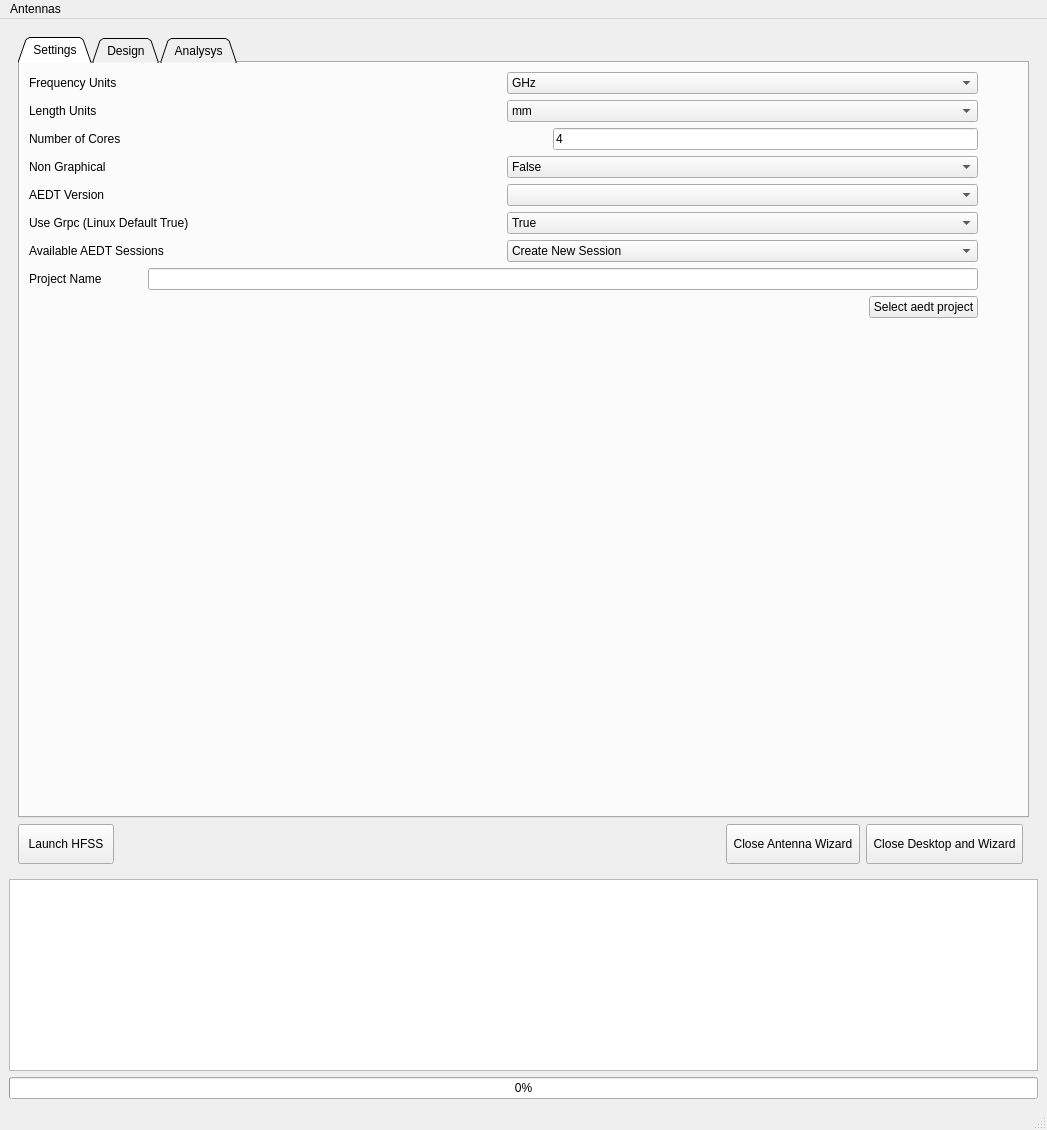
This is src/ansys/aedt/toolkits/antennas/ui/antenna_toolkit.ui in ansys/pyaedt-toolkits-antenna as Qt 5 draws it before an edit. The edited form follows.
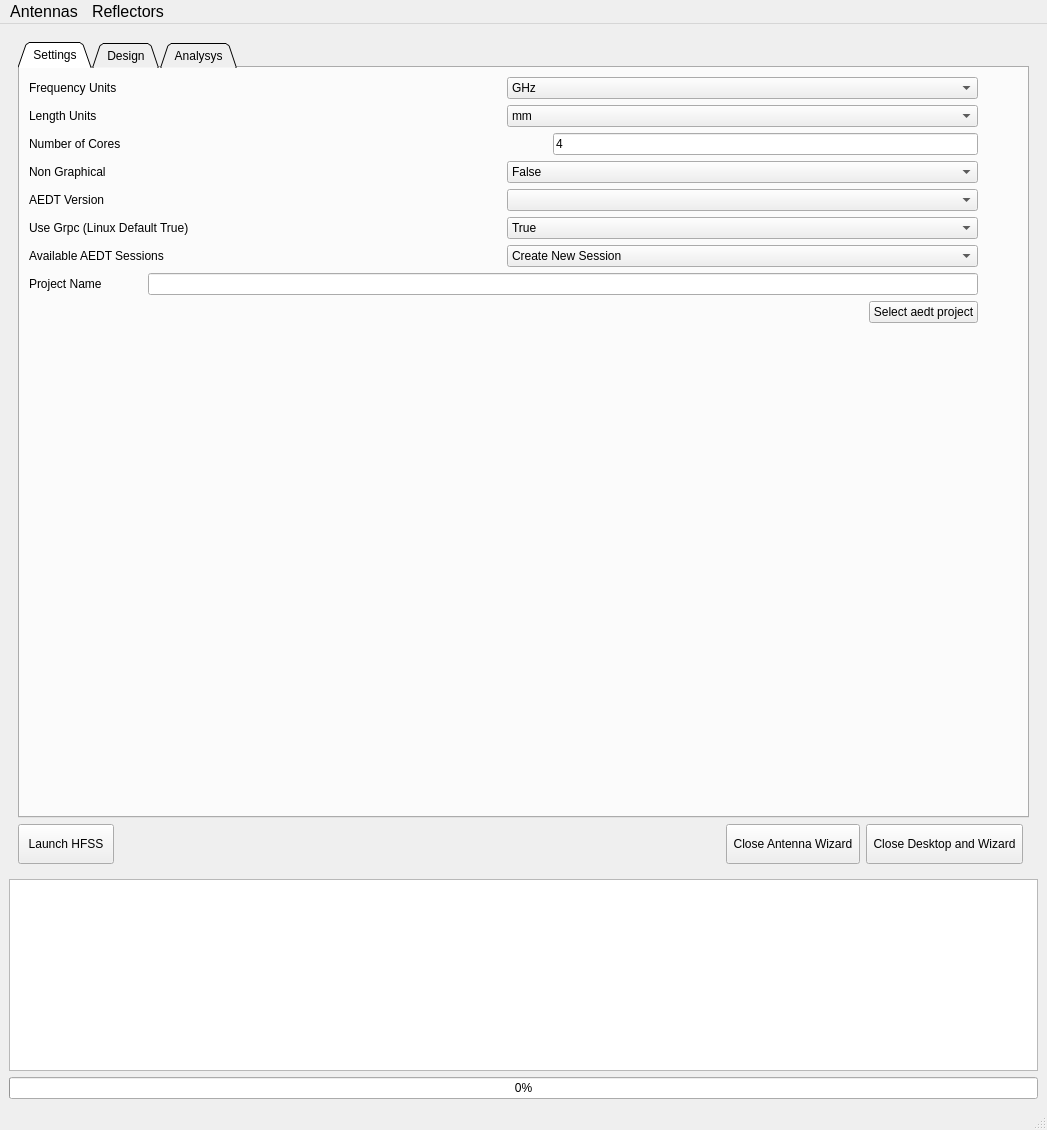
This is the edited form. The open tabs and pages were chosen to show the change.

Commit message: Added all antenna items to menu. Added all atenna images. Added methods for half of antennas in antenna_toolkit.py. Need to add input parameters and class of Antennas when we build it

Patch:
```diff
--- a/src/ansys/aedt/toolkits/antennas/ui/antenna_toolkit.ui
+++ b/src/ansys/aedt/toolkits/antennas/ui/antenna_toolkit.ui
@@ -748,10 +748,20 @@
      <x>0</x>
      <y>0</y>
      <width>1047</width>
-     <height>22</height>
+     <height>28</height>
     </rect>
    </property>
+   <property name="font">
+    <font>
+     <pointsize>12</pointsize>
+    </font>
+   </property>
    <widget class="QMenu" name="menuAntennas">
+    <property name="font">
+     <font>
+      <pointsize>12</pointsize>
+     </font>
+    </property>
     <property name="title">
      <string>Antennas</string>
     </property>
@@ -788,8 +798,33 @@
     <addaction name="menuPatch"/>
     <addaction name="menuHorn"/>
     <addaction name="menuHelix"/>
+    <addaction name="menuHorn"/>
+    <addaction name="menuLog_Periodic"/>
+    <addaction name="menuMiscellaneous"/>
+    <addaction name="menuMonopole"/>
+    <addaction name="menuPatch"/>
+    <addaction name="menuPIFA"/>
+    <addaction name="menuPlanar_Spiral"/>
+    <addaction name="menuSlot"/>
+    <addaction name="menuVivaldi"/>
+    <addaction name="menuWaveguide"/>
+   </widget>
+   <widget class="QMenu" name="menuReflectors">
+    <property name="font">
+     <font>
+      <pointsize>12</pointsize>
+     </font>
+    </property>
+    <property name="title">
+     <string>Reflectors</string>
+    </property>
+    <addaction name="actionCassegrain"/>
+    <addaction name="actionGregorian"/>
+    <addaction name="actionParabolic"/>
+    <addaction name="actionSplash_Plate"/>
    </widget>
    <addaction name="menuAntennas"/>
+   <addaction name="menuReflectors"/>
   </widget>
   <widget class="QStatusBar" name="statusbar"/>
   <action name="actionRectangular_with_probe">
```
Left out of the diff: 595 changed lines with no effect on the pictures. The commit also changes 45 other files.
